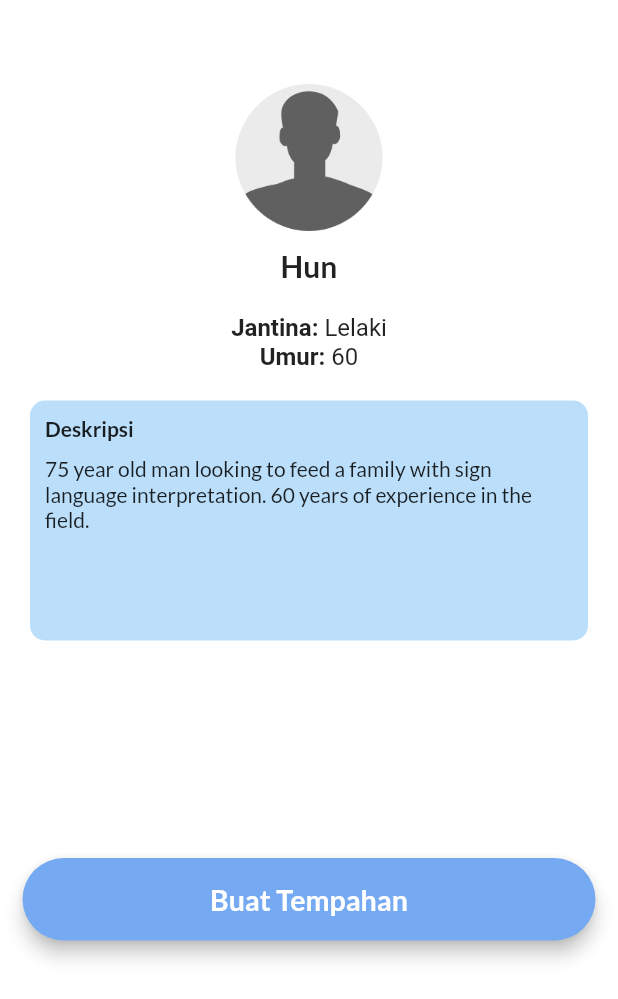
After one commit to Hunzisong/DITE, a Flutter app: the UserBookingResultSLIProfilePage screen opened directly, on a phone screen of 412 x 824 dp. The commit adds this screen. Shown: the top 999 px of the screen. Run offline on Flutter 3.47's test engine with Material 2 defaults, Android fonts, the light colour scheme and no system bars; our stand-ins replace cached_network_image, cloud_firestore, file_picker, firebase_auth, firebase_core, firebase_messaging and 9 more; missing offline and left inert: agora_rtc_engine, flutter_stetho; accounts and stored records are empty.

Commit message:
Add UI for SLI Profile screen (user booking)

```diff
--- a/lib/home/booking/user_booking_page.dart
+++ b/lib/home/booking/user_booking_page.dart
@@ -220,7 +220,7 @@ class _UserBookingPageState extends State<UserBookingPage> {
                         MaterialPageRoute(builder: (context) => UserBookingResultPage()),
                       );
                     },
-                  )
+                  ),
                 ],
               ),
             ),
--- /dev/null
+++ b/lib/home/booking/user_booking_result_SLI_profile_page.dart
@@ -0,0 +1,124 @@
+import 'package:flutter/cupertino.dart';
+import 'package:flutter/material.dart';
+import 'package:heard/constants.dart';
+import 'package:heard/home/booking/user_booking_result_page.dart';
+import 'package:heard/widgets/widgets.dart';
+
+class UserBookingResultSLIProfilePage extends StatefulWidget {
+  @override
+  _UserBookingResultSLIProfilePageState createState() => _UserBookingResultSLIProfilePageState();
+}
+
+class _UserBookingResultSLIProfilePageState extends State<UserBookingResultSLIProfilePage> {
+
+  @override
+  Widget build(BuildContext context) {
+    return SafeArea(
+      child:Scaffold(
+        backgroundColor: Colours.white,
+        body:ListView(
+          children: <Widget> [
+            Center(
+              child:Padding(
+                padding: EdgeInsets.fromLTRB(Dimensions.d_0, Dimensions.d_55, Dimensions.d_0, Dimensions.d_10),
+                child: Container(
+                  height: Dimensions.d_100,
+                  child: Image(
+                    image: AssetImage('images/avatar.png'),
+                  ),
+                ),
+              ),
+            ),
+            Center(
+              child: Text(
+                "Hun",
+                style: TextStyle(fontWeight: FontWeight.bold, fontSize: FontSizes.title),
+              ),
+            ),
+            SizedBox(height: Dimensions.d_20),
+            Center(
+              child: RichText(
+                text:TextSpan(
+                  style: new TextStyle(
+                    fontSize: FontSizes.normal,
+                    color: Colours.black,
+                  ),
+                  children: <TextSpan>[
+                    TextSpan(
+                        text: 'Jantina: ',
+                        style: new TextStyle(fontWeight: FontWeight.bold)),
+                    TextSpan(
+                      text: 'Lelaki',
+                    )
+                  ],
+                ),
+              ),
+            ),
+            Center(
+              child: RichText(
+                text:TextSpan(
+                  style: new TextStyle(
+                    fontSize: FontSizes.normal,
+                    color: Colours.black,
+                  ),
+                  children: <TextSpan>[
+                    TextSpan(
+                        text: 'Umur: ',
+                        style: new TextStyle(fontWeight: FontWeight.bold)),
+                    TextSpan(
+                      text: '60',
+                    )
+                  ],
+                ),
+              ),
+            ),
+            Padding(
+              padding: EdgeInsets.all(Dimensions.d_20),
+              child: Container(
+                height:Dimensions.d_160,
+                decoration:BoxDecoration(
+                  color:Colours.lightBlue,
+                  borderRadius: BorderRadius.all(Radius.circular(Dimensions.d_10)),
+                ),
+                child: Padding(
+                  padding: EdgeInsets.all(Dimensions.d_10),
+                  child: Container(
+                    child: Column(
+                      crossAxisAlignment: CrossAxisAlignment.start,
+                      children: <Widget>[
+                        Text(
+                            "Deskripsi",
+                            style: new TextStyle(fontWeight: FontWeight.bold)
+                        ),
+                        SizedBox(height: Dimensions.d_10),
+                        Container(
+                          child:Text(
+                            "75 year old man looking to feed a family with sign language interpretation. 60 years of experience in the field.",
+                          ),
+                        ),
+                      ],
+                    ),
+                  ),
+                ),
+              ),
+            ),
+            SizedBox(height:Dimensions.d_100),
+            Padding(
+              padding: EdgeInsets.all(Dimensions.d_10),
+              child: UserButton(
+                text: 'Buat Tempahan',
+                color: Colours.blue,
+                onClick: (){
+                  Navigator.push(
+                    context,
+                    MaterialPageRoute(builder: (context) => UserBookingResultPage()),
+                  );
+                },
+              ),
+            ),
+          ],
+        ),
+      ),
+    );
+  }
+}
--- a/lib/home/booking/user_booking_result_page.dart
+++ b/lib/home/booking/user_booking_result_page.dart
@@ -1,6 +1,7 @@
 import 'package:flutter/cupertino.dart';
 import 'package:flutter/material.dart';
 import 'package:heard/constants.dart';
+import 'package:heard/home/booking/user_booking_result_SLI_profile_page.dart';
 import 'package:heard/widgets/widgets.dart';
 
 
@@ -48,7 +49,12 @@ class _UserBookingResultPageState extends State<UserBookingResultPage> {
   Widget SLITemplate(){
     return InkWell(
       borderRadius:BorderRadius.circular(Dimensions.d_25),
-      onTap:(){},
+      onTap:(){
+        Navigator.push(
+          context,
+          MaterialPageRoute(builder: (context) => UserBookingResultSLIProfilePage()),
+        );
+      },
       child: Card(
         shape: RoundedRectangleBorder(
           borderRadius: BorderRadius.circular(Dimensions.d_20),
@@ -187,7 +193,6 @@ class _UserBookingResultPageState extends State<UserBookingResultPage> {
                   SizedBox(height: Dimensions.d_20),
                   SLITemplate(),
                 ],
-
               ),
             ),
           ],
```
